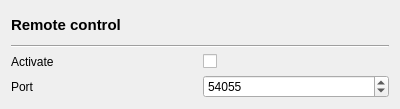
Above: src/GUI/RemoteControl/GUI_RemoteControl.ui from return42/sayonara before the change. Below: the same form after it.
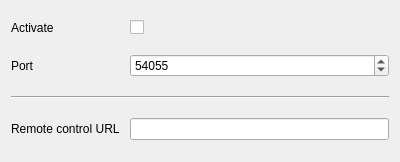
That is the form after the change.

What changed in the file:
```diff
--- a/src/GUI/RemoteControl/GUI_RemoteControl.ui
+++ b/src/GUI/RemoteControl/GUI_RemoteControl.ui
@@ -7,25 +7,14 @@
     <x>0</x>
     <y>0</y>
     <width>400</width>
-    <height>109</height>
+    <height>162</height>
    </rect>
   </property>
   <layout class="QGridLayout" name="gridLayout">
-   <item row="3" column="0">
-    <widget class="QLabel" name="label">
-     <property name="text">
-      <string>Port</string>
-     </property>
-    </widget>
-   </item>
-   <item row="1" column="0" colspan="2">
-    <widget class="Line" name="line">
-     <property name="orientation">
-      <enum>Qt::Horizontal</enum>
-     </property>
-    </widget>
-   </item>
-   <item row="2" column="1">
+   <property name="spacing">
+    <number>10</number>
+   </property>
+   <item row="0" column="1">
     <widget class="QCheckBox" name="cb_activate">
      <property name="layoutDirection">
       <enum>Qt::LeftToRight</enum>
@@ -35,28 +24,38 @@
      </property>
     </widget>
    </item>
-   <item row="2" column="0">
+   <item row="2" column="0" colspan="2">
+    <widget class="Line" name="line_2">
+     <property name="orientation">
+      <enum>Qt::Horizontal</enum>
+     </property>
+    </widget>
+   </item>
+   <item row="1" column="0">
+    <widget class="QLabel" name="label">
+     <property name="text">
+      <string>Port</string>
+     </property>
+    </widget>
+   </item>
+   <item row="3" column="1">
+    <widget class="QLineEdit" name="le_url"/>
+   </item>
+   <item row="0" column="0">
     <widget class="QLabel" name="label_2">
      <property name="text">
       <string>Activate</string>
      </property>
     </widget>
    </item>
-   <item row="0" column="0" colspan="2">
-    <widget class="QLabel" name="lab_title">
-     <property name="font">
-      <font>
-       <pointsize>11</pointsize>
-       <weight>75</weight>
-       <bold>true</bold>
-      </font>
-     </property>
+   <item row="3" column="0">
+    <widget class="QLabel" name="lab_url">
      <property name="text">
-      <string>Remote control</string>
+      <string>Remote control URL</string>
      </property>
     </widget>
    </item>
-   <item row="3" column="1">
+   <item row="1" column="1">
     <widget class="QSpinBox" name="sb_port">
      <property name="maximum">
       <number>65000</number>
```
